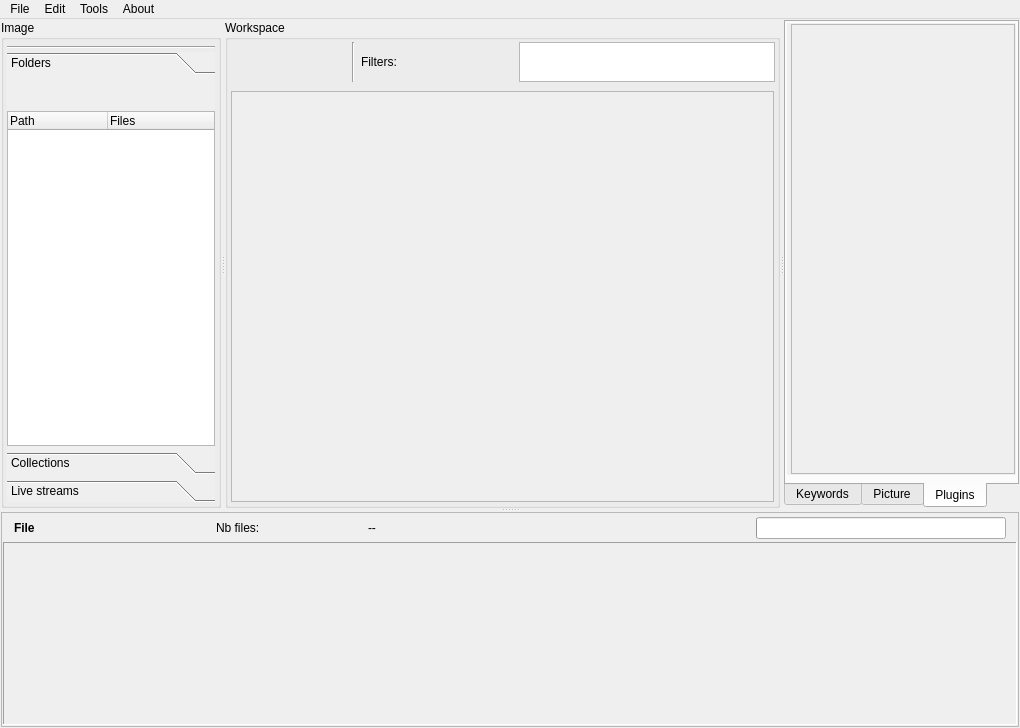
This is workflow/ui/emamainwindow.ui in cseyve/piaf as Qt 5 draws it before an edit. The edited form follows.
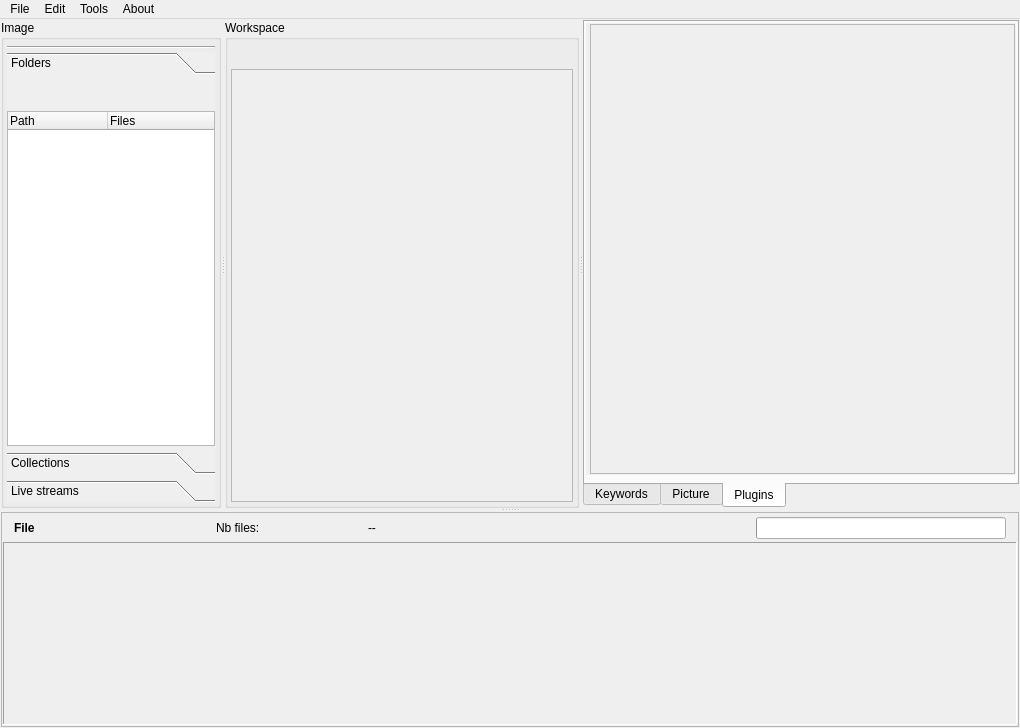
This is the edited form. Icons and pictures are not drawn. Custom widgets are drawn as their Qt base class.

Commit message: Fix zooming modes in ImageWidget and ROI edition Unload filters when the available list is done reading

Patch:
```diff
--- a/workflow/ui/emamainwindow.ui
+++ b/workflow/ui/emamainwindow.ui
@@ -464,11 +464,17 @@
          <bool>false</bool>
         </property>
         <layout class="QVBoxLayout" name="verticalLayout_10">
+         <property name="spacing">
+          <number>2</number>
+         </property>
          <property name="margin">
           <number>2</number>
          </property>
          <item>
           <layout class="QHBoxLayout" name="mainDisplayHorizontalLayout">
+           <property name="spacing">
+            <number>6</number>
+           </property>
            <property name="sizeConstraint">
             <enum>QLayout::SetFixedSize</enum>
            </property>
@@ -554,25 +560,17 @@
               <iconset resource="../ema.qrc">
                <normaloff>:/icons/icons/16x16/view-list-tree.png</normaloff>:/icons/icons/16x16/view-list-tree.png</iconset>
              </property>
+             <property name="iconSize">
+              <size>
+               <width>22</width>
+               <height>22</height>
+              </size>
+             </property>
              <property name="flat">
               <bool>true</bool>
              </property>
             </widget>
            </item>
-           <item>
-            <widget class="Line" name="line_4">
-             <property name="orientation">
-              <enum>Qt::Vertical</enum>
-             </property>
-            </widget>
-           </item>
-           <item>
-            <widget class="QLabel" name="filtersLabel">
-             <property name="text">
-              <string>Filters: </string>
-             </property>
-            </widget>
-           </item>
            <item>
             <spacer name="horizontalSpacer">
              <property name="orientation">
@@ -586,22 +584,6 @@
              </property>
             </spacer>
            </item>
-           <item>
-            <widget class="QListWidget" name="listWidget">
-             <property name="sizePolicy">
-              <sizepolicy hsizetype="Expanding" vsizetype="Preferred">
-               <horstretch>0</horstretch>
-               <verstretch>0</verstretch>
-              </sizepolicy>
-             </property>
-             <property name="maximumSize">
-              <size>
-               <width>16777215</width>
-               <height>40</height>
-              </size>
-             </property>
-            </widget>
-           </item>
           </layout>
          </item>
          <item>
@@ -641,7 +623,7 @@
                   <x>0</x>
                   <y>0</y>
                   <width>549</width>
-                  <height>413</height>
+                  <height>425</height>
                  </rect>
                 </property>
                 <layout class="QVBoxLayout" name="verticalLayout_6">
```
The commit also changes 7 other files.
